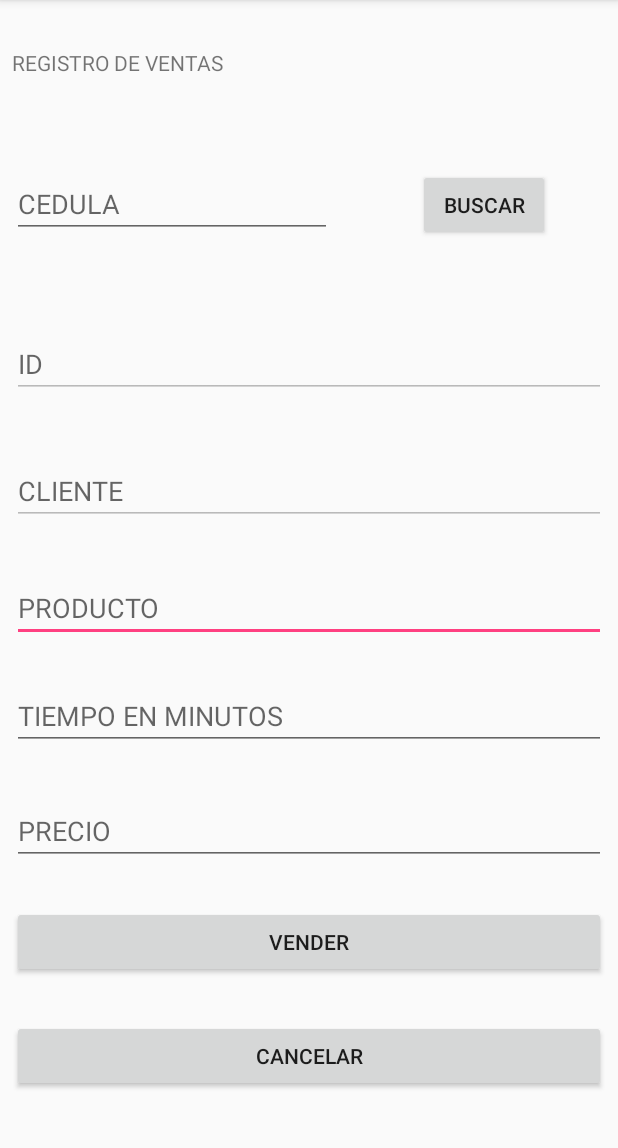
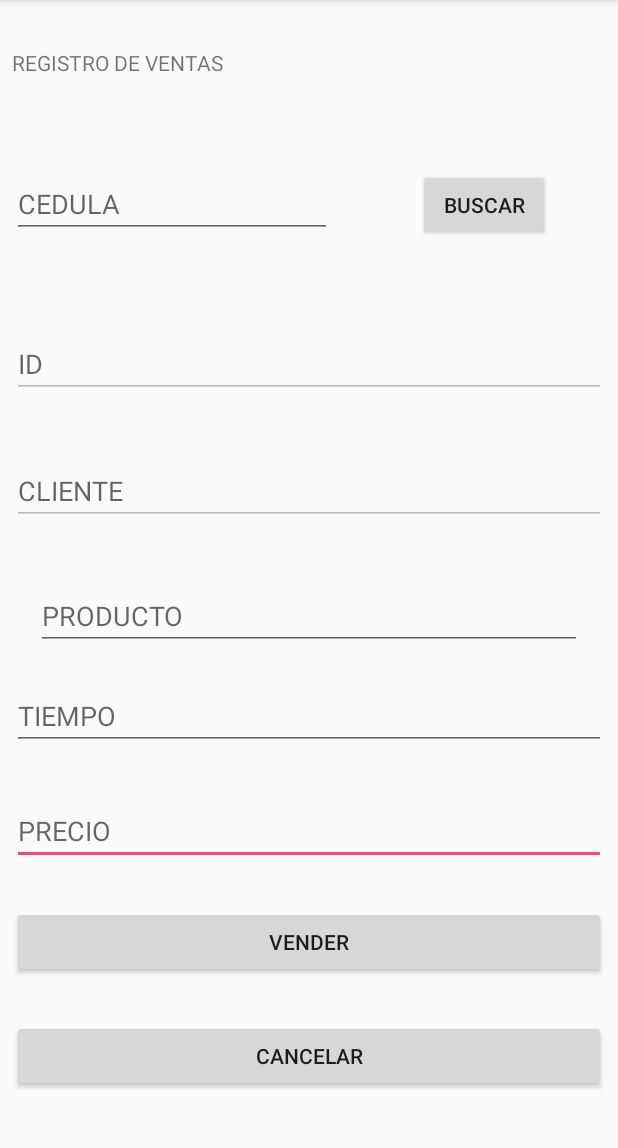
Before and after one commit to Briam94/Parcial1_DMoviles, an Android app: the RegistroVentas screen opened directly, with no data from a screen before it, on a phone screen of 412 x 824 dp, the part 84-1232 px from its top. Run offline under Robolectric (Android 15) with nearby library versions, the phone set to English and light mode, and no system bars.

```diff
--- a/app/src/main/java/com/example/usuario/myapplication/RegistroVentas.java
+++ b/app/src/main/java/com/example/usuario/myapplication/RegistroVentas.java
@@ -10,6 +10,7 @@ import android.util.Log;
 import android.view.View;
 import android.widget.ArrayAdapter;
 import android.widget.Button;
+import android.widget.CheckBox;
 import android.widget.EditText;
 import android.widget.Spinner;
 import android.widget.Toast;
@@ -24,6 +25,7 @@ public class RegistroVentas extends AppCompatActivity {
 
     EditText idVentas, cliente, producto, tiempo, precio;
     Button btnRegistrarVentas, btnCancelarVentas;
+
 
     EditText cedulaBusqueda;
     Button buscar;
@@ -43,6 +45,7 @@ public class RegistroVentas extends AppCompatActivity {
         tiempo = (EditText) findViewById(R.id.campoTiempo);
         precio = (EditText) findViewById(R.id.campoPrecio);
 
+
         cedulaBusqueda = (EditText) findViewById(R.id.editText3);
         buscar = (Button) findViewById(R.id.button2buscar);
 
@@ -61,6 +64,7 @@ public class RegistroVentas extends AppCompatActivity {
         btnRegistrarVentas.setOnClickListener(new View.OnClickListener() {
             @Override
             public void onClick(View v) {
+
                 registrarVentas();
             }
         });
@@ -96,6 +100,7 @@ public class RegistroVentas extends AppCompatActivity {
 
 
     public void registrarVentas(){
+
         Connect conn = new Connect(this,"db_ventas",null,1);
 
         SQLiteDatabase db = conn.getWritableDatabase();
--- a/app/src/main/res/layout/activity_registro_ventas.xml
+++ b/app/src/main/res/layout/activity_registro_ventas.xml
@@ -62,26 +62,6 @@
         app:layout_constraintVertical_bias="0.392" />
 
     <EditText
-        android:id="@+id/campoProducto"
-        android:layout_width="match_parent"
-        android:layout_height="wrap_content"
-        android:layout_marginBottom="8dp"
-        android:layout_marginEnd="8dp"
-        android:layout_marginLeft="8dp"
-        android:layout_marginRight="8dp"
-        android:layout_marginStart="8dp"
-        android:layout_marginTop="8dp"
-        android:ems="10"
-        android:hint="PRODUCTO"
-        android:inputType="textPersonName"
-        app:layout_constraintBottom_toBottomOf="parent"
-        app:layout_constraintEnd_toEndOf="parent"
-        app:layout_constraintHorizontal_bias="0.0"
-        app:layout_constraintStart_toStartOf="parent"
-        app:layout_constraintTop_toTopOf="parent"
-        app:layout_constraintVertical_bias="0.53" />
-
-    <EditText
         android:id="@+id/campoPrecio"
         android:layout_width="match_parent"
         android:layout_height="wrap_content"
@@ -130,7 +110,7 @@
         android:layout_marginStart="8dp"
         android:layout_marginTop="8dp"
         android:ems="10"
-        android:hint="TIEMPO EN MINUTOS"
+        android:hint="TIEMPO"
         android:inputType="number"
         app:layout_constraintBottom_toBottomOf="parent"
         app:layout_constraintEnd_toEndOf="parent"
@@ -199,4 +179,24 @@
         app:layout_constraintTop_toTopOf="parent"
         app:layout_constraintVertical_bias="0.149" />
 
+    <EditText
+        android:id="@+id/campoProducto"
+        android:layout_width="364dp"
+        android:layout_height="wrap_content"
+        android:layout_marginBottom="8dp"
+        android:layout_marginEnd="8dp"
+        android:layout_marginLeft="8dp"
+        android:layout_marginRight="8dp"
+        android:layout_marginStart="8dp"
+        android:layout_marginTop="8dp"
+        android:ems="10"
+        android:hint="PRODUCTO"
+        android:inputType="textPersonName"
+        app:layout_constraintBottom_toBottomOf="parent"
+        app:layout_constraintEnd_toEndOf="parent"
+        app:layout_constraintHorizontal_bias="0.503"
+        app:layout_constraintStart_toStartOf="parent"
+        app:layout_constraintTop_toTopOf="parent"
+        app:layout_constraintVertical_bias="0.538" />
+
 </android.support.constraint.ConstraintLayout>
```
Also changed, not shown: app/src/main/java/com/example/usuario/myapplication/DashBoard.java (+1 -6 lines), app/src/main/java/com/example/usuario/myapplication/MainActivity.java (+6 -3 lines), app/src/main/java/com/example/usuario/myapplication/Registro_Usuarios.java (+8 -0 lines), app/src/main/java/com/example/usuario/myapplication/ReporteVentas.java (+14 -4 lines).
